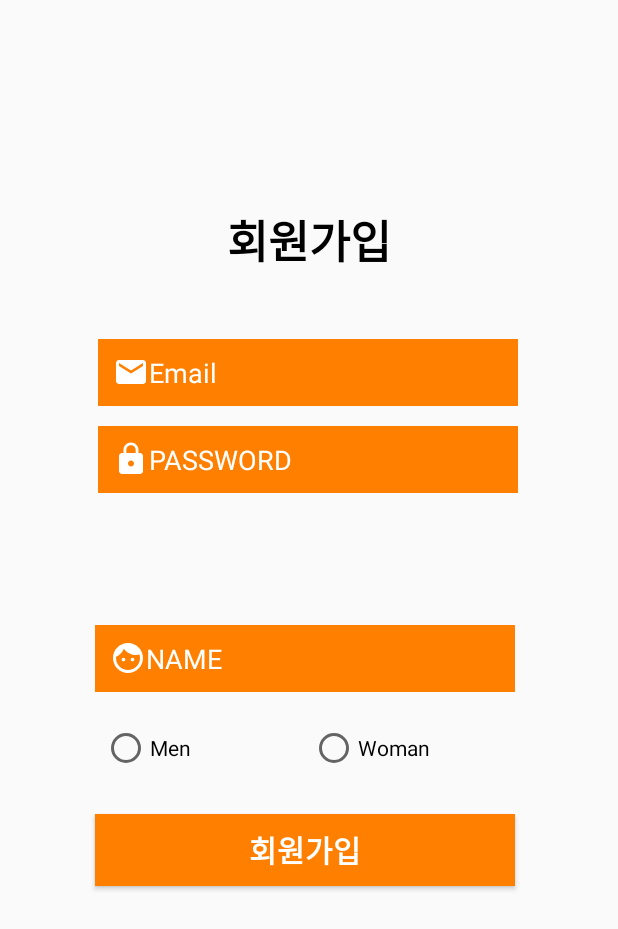
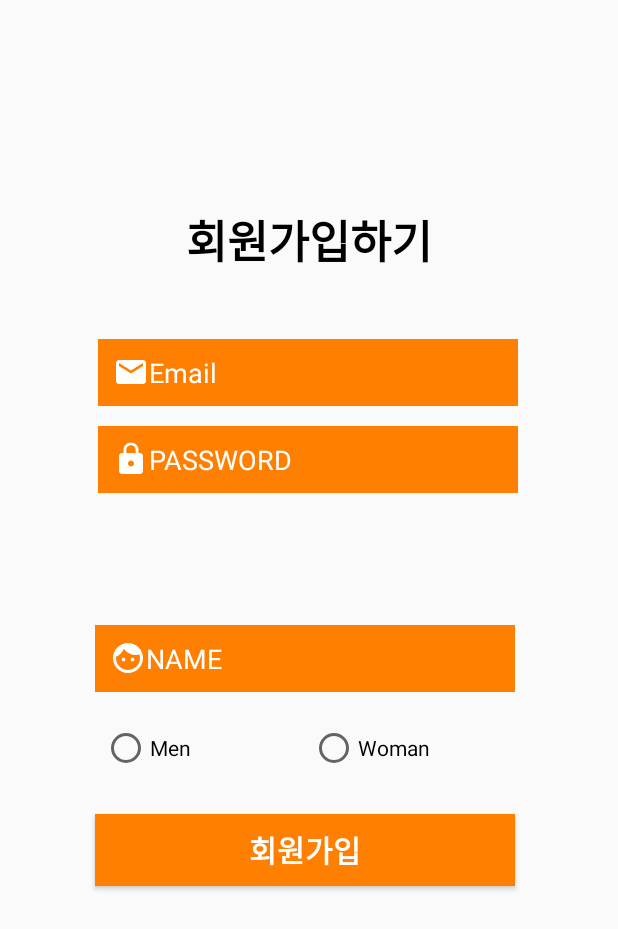
Before and after one commit to IknowAra/Check-Check-, an Android app: the JoinActivity screen opened directly, with no data from a screen before it, on a phone screen of 412 x 824 dp. Shown: the top 929 px of the screen. Run offline under Robolectric (Android 15) with nearby library versions, the light colour scheme and no system bars.

Commit message:
가람 커밋

```diff
--- a/app/src/main/res/layout/activity_join.xml
+++ b/app/src/main/res/layout/activity_join.xml
@@ -12,7 +12,7 @@
         android:layout_width="wrap_content"
         android:layout_height="wrap_content"
         android:layout_gravity="center"
-        android:text="회원가입"
+        android:text="회원가입하기"
         android:textColor="#000000"
         android:textSize="30dp"
         android:textStyle="bold"
```
